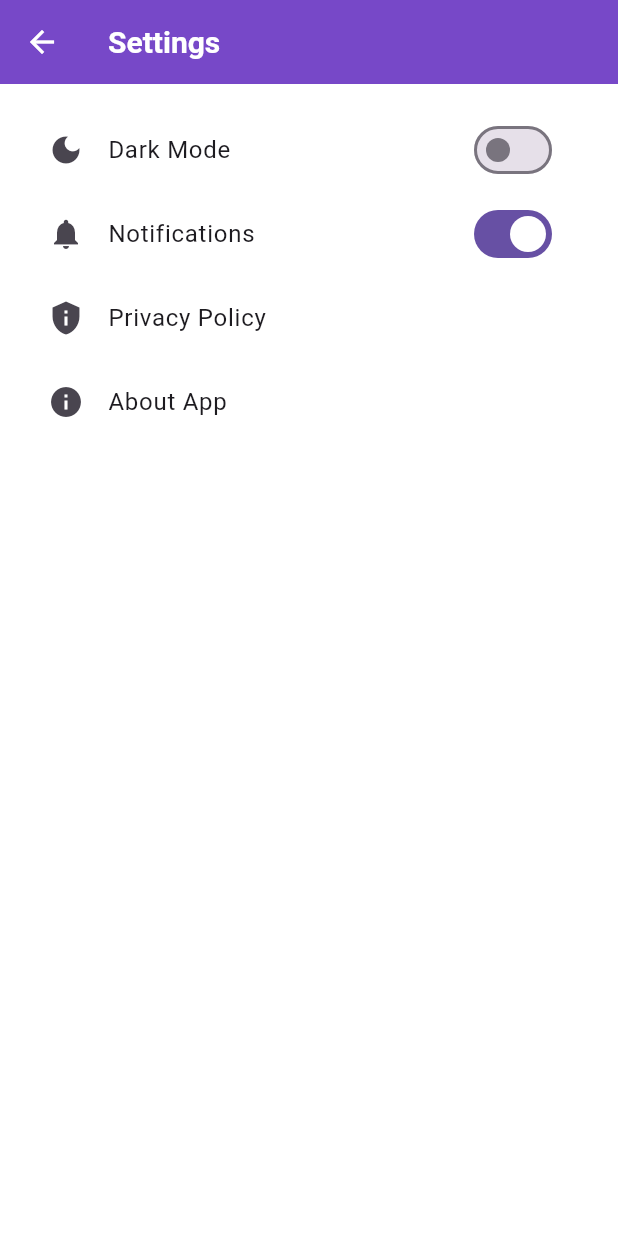
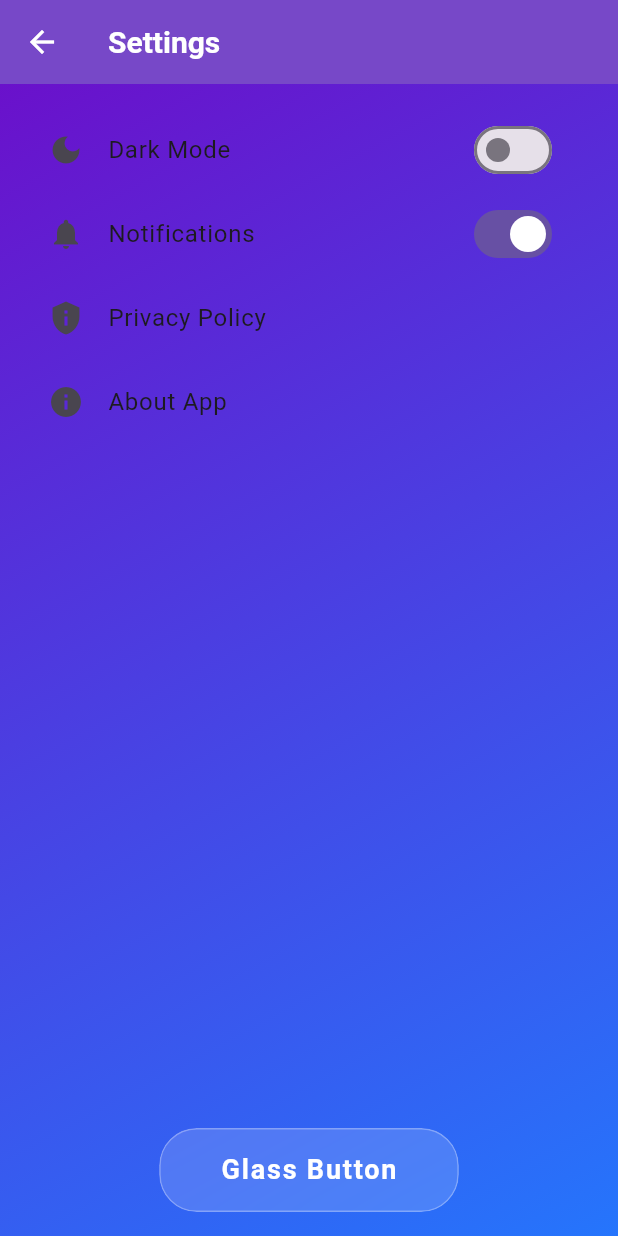
Before and after one commit to danyal99-kh/WisQu, a Flutter app: the screen it shows after launch, after a tap on the "settings" icon, on a phone screen of 412 x 824 dp. Run offline on Flutter 3.47's test engine with Material 3 defaults, Android fonts, the light colour scheme and no system bars; missing offline and left inert: frosted_glass_effect.

Commit message:
statrt glass

```diff
--- a/lib/screens/confrimPasswordScreen.dart
+++ b/lib/screens/confrimPasswordScreen.dart
@@ -1,5 +1,4 @@
 import 'package:flutter/material.dart';
-import 'package:wisqu/screens/home_screen.dart';
 
 class CreatePasswordScreen extends StatefulWidget {
   const CreatePasswordScreen({super.key});
--- a/lib/screens/home_screen.dart
+++ b/lib/screens/home_screen.dart
@@ -6,6 +6,7 @@ import 'package:provider/provider.dart';
 import 'package:wisqu/screens/getstarted_screens.dart';
 import '../../state/chat_provider.dart';
 import 'package:wisqu/screens/setting_screens.dart';
+import 'package:frosted_glass_effect/frosted_glass_effect.dart';
 
 class HomeScreen extends StatefulWidget {
   const HomeScreen({super.key});
@@ -47,13 +48,13 @@ class _HomeScreenState extends State<HomeScreen> with TickerProviderStateMixin {
               margin: const EdgeInsets.symmetric(horizontal: 12, vertical: 10),
               padding: const EdgeInsets.symmetric(horizontal: 16, vertical: 8),
               decoration: BoxDecoration(
-                color: const Color.fromARGB(150, 237, 242, 248),
+                color: const Color.fromARGB(255, 237, 242, 248),
                 borderRadius: BorderRadius.circular(20),
                 boxShadow: [
                   BoxShadow(
-                    color: Colors.grey.withOpacity(0.5),
+                    color: const Color.fromARGB(255, 2, 2, 2).withOpacity(0.4),
                     blurRadius: 6,
-                    offset: const Offset(2, 5),
+                    offset: const Offset(1, 4),
                   ),
                 ],
               ),
@@ -336,7 +337,6 @@ class _HomeScreenState extends State<HomeScreen> with TickerProviderStateMixin {
                     decoration: BoxDecoration(
                       color: const Color.fromARGB(255, 237, 242, 248),
                       borderRadius: BorderRadius.circular(30),
-                      border: Border.all(),
                       boxShadow: [
                         BoxShadow(
                           color: const Color.fromARGB(
@@ -399,7 +399,7 @@ class _HomeScreenState extends State<HomeScreen> with TickerProviderStateMixin {
                       padding: EdgeInsets.symmetric(
                         horizontal:
                             screenWidth *
-                            0.05, // فاصله افقی با توجه به اندازه صفحه
+                            0.030, // فاصله افقی با توجه به اندازه صفحه
                         vertical: screenHeight * 0.003, // فاصله عمودی متناسب
                       ), // padding کمی برای زیبایی
                       child: Text(
@@ -408,7 +408,7 @@ class _HomeScreenState extends State<HomeScreen> with TickerProviderStateMixin {
                         style: TextStyle(
                           color: const Color.fromARGB(150, 175, 177, 181),
                           fontSize:
-                              screenWidth * 0.035, // فونت متناسب با عرض صفحه
+                              screenWidth * 0.030, // فونت متناسب با عرض صفحه
                           fontWeight: FontWeight.w500,
                         ),
                       ),
--- a/lib/screens/password_screen.dart
+++ b/lib/screens/password_screen.dart
@@ -9,7 +9,7 @@ class PasswordScreen extends StatelessWidget {
 
   @override
   Widget build(BuildContext context) {
-    return MaterialApp(debugShowCheckedModeBanner: false, home: LoginPage());
+    return LoginPage();
   }
 }
 
--- a/lib/screens/setting_screens.dart
+++ b/lib/screens/setting_screens.dart
@@ -1,3 +1,4 @@
+import 'dart:ui';
 import 'package:flutter/material.dart';
 
 class SettingsScreen extends StatefulWidget {
@@ -18,7 +19,21 @@ class _SettingsScreenState extends State<SettingsScreen> {
         title: const Text("Settings"),
         backgroundColor: const Color.fromARGB(255, 119, 72, 200),
       ),
-      body: Padding(
+      body: Stack(
+        children: [
+          // پس‌زمینه‌ی ساده (می‌تونی عکس بزاری اگه خواستی)
+          Container(
+            decoration: const BoxDecoration(
+              gradient: LinearGradient(
+                colors: [Color(0xFF6A11CB), Color(0xFF2575FC)],
+                begin: Alignment.topLeft,
+                end: Alignment.bottomRight,
+              ),
+            ),
+          ),
+
+          // محتوای اصلی
+          Padding(
             padding: const EdgeInsets.all(16.0),
             child: Column(
               children: [
@@ -50,7 +65,6 @@ class _SettingsScreenState extends State<SettingsScreen> {
                   leading: const Icon(Icons.privacy_tip),
                   title: const Text("Privacy Policy"),
                   onTap: () {
-                // مسیر صفحه قوانین یا URL
                     ScaffoldMessenger.of(context).showSnackBar(
                       const SnackBar(content: Text("Privacy Policy tapped")),
                     );
@@ -68,8 +82,52 @@ class _SettingsScreenState extends State<SettingsScreen> {
                     );
                   },
                 ),
+                const Spacer(),
+
+                /// 🎨 دکمه با تم گلس شیشه‌ای
+                Center(
+                  child: ClipRRect(
+                    borderRadius: BorderRadius.circular(25),
+                    child: BackdropFilter(
+                      filter: ImageFilter.blur(sigmaX: 15, sigmaY: 15),
+                      child: Container(
+                        padding: const EdgeInsets.symmetric(
+                          horizontal: 40,
+                          vertical: 14,
+                        ),
+                        decoration: BoxDecoration(
+                          color: Colors.white.withOpacity(0.15),
+                          borderRadius: BorderRadius.circular(25),
+                          border: Border.all(
+                            color: Colors.white.withOpacity(0.3),
+                          ),
+                        ),
+                        child: InkWell(
+                          onTap: () {
+                            ScaffoldMessenger.of(context).showSnackBar(
+                              const SnackBar(
+                                content: Text("Glass Button Pressed ✨"),
+                              ),
+                            );
+                          },
+                          child: const Text(
+                            "Glass Button",
+                            style: TextStyle(
+                              color: Colors.white,
+                              fontSize: 18,
+                              fontWeight: FontWeight.bold,
+                              letterSpacing: 1.2,
+                            ),
+                          ),
+                        ),
+                      ),
+                    ),
+                  ),
+                ),
               ],
             ),
+          ),
+        ],
       ),
     );
   }
--- a/pubspec.yaml
+++ b/pubspec.yaml
@@ -35,6 +35,7 @@ dependencies:
   # Use with the CupertinoIcons class for iOS style icons.
   cupertino_icons: ^1.0.8
   provider: ^6.1.5+1
+  frosted_glass_effect: ^0.0.2
 
 dev_dependencies:
   flutter_test:
```
Also changed, not shown: pubspec.lock. Lines whose indentation alone changed are shown as unchanged.
